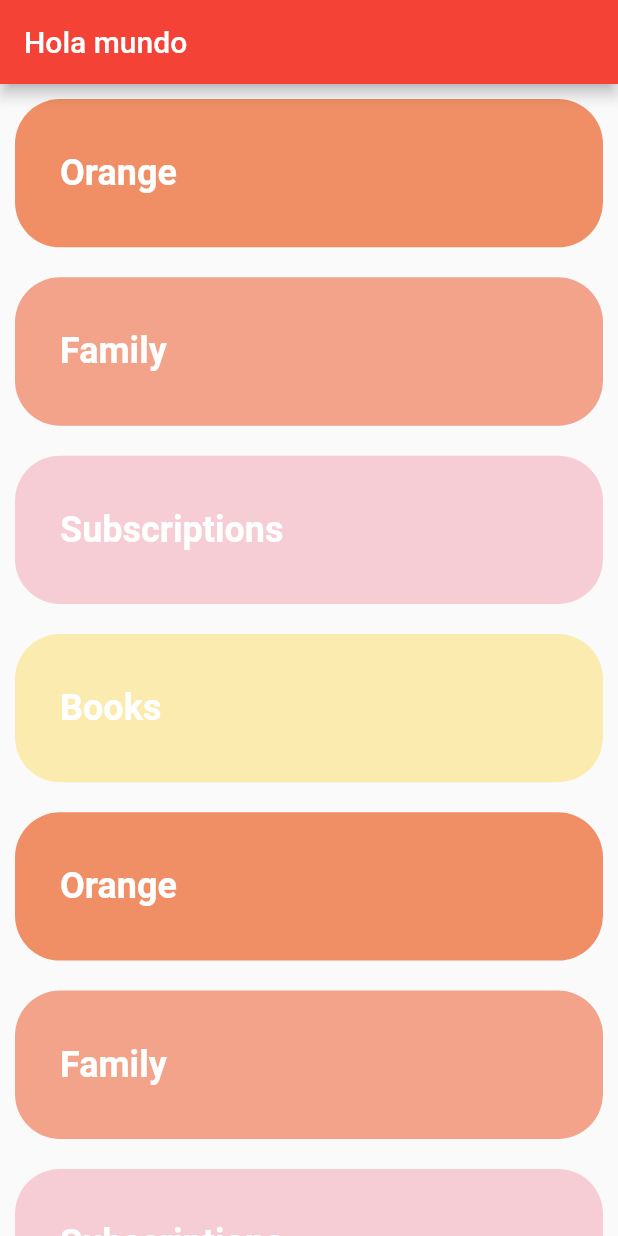
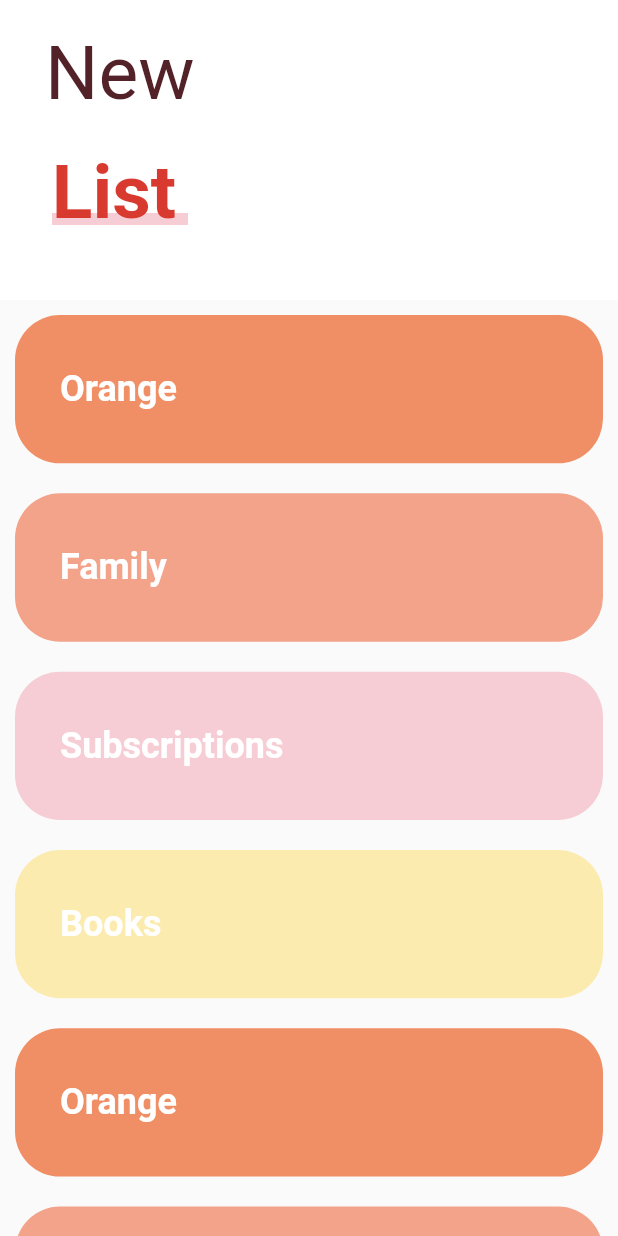
Before and after one commit to CrisMEDev/Flutter-Designs_and_animations, a Flutter app: the screen it shows after launch, on a phone screen of 412 x 824 dp. Run offline on Flutter 3.47's test engine with Material 2 defaults, Android fonts, the phone set to English and light mode, and no system bars; our stand-ins replace animate_do, flutter_svg, font_awesome_flutter.

Commit message:
Se usó la clase SliverPersistentHeaderDelegate para crear un sliver personalizado

```diff
--- a/lib/src/pages/sliver_list.dart
+++ b/lib/src/pages/sliver_list.dart
@@ -22,6 +22,14 @@ class _MainScroll extends StatelessWidget {
     _ListItem( nombreColor: 'Family', color: Color(0xffF2A38A) ),
     _ListItem( nombreColor: 'Subscriptions', color: Color(0xffF7CDD5) ),
     _ListItem( nombreColor: 'Books', color: Color(0xffFCEBAF) ),
+    _ListItem( nombreColor: 'Orange', color: Color(0xffF08F66) ),
+    _ListItem( nombreColor: 'Family', color: Color(0xffF2A38A) ),
+    _ListItem( nombreColor: 'Subscriptions', color: Color(0xffF7CDD5) ),
+    _ListItem( nombreColor: 'Books', color: Color(0xffFCEBAF) ),
+    _ListItem( nombreColor: 'Orange', color: Color(0xffF08F66) ),
+    _ListItem( nombreColor: 'Family', color: Color(0xffF2A38A) ),
+    _ListItem( nombreColor: 'Subscriptions', color: Color(0xffF7CDD5) ),
+    _ListItem( nombreColor: 'Books', color: Color(0xffFCEBAF) ),
   ];
 
   @override
@@ -30,22 +38,68 @@ class _MainScroll extends StatelessWidget {
       physics: BouncingScrollPhysics(),
       slivers: [
 
-        SliverAppBar(
+        // SliverAppBar(
+        //   floating: true,
+        //   forceElevated: true,
+
+        //   title: Text('Hola mundo'),
+        //   backgroundColor: Colors.red,
+        // ),
+
+        SliverPersistentHeader(
           floating: true,
-          forceElevated: true,
-
-          title: Text('Hola mundo'),
-          backgroundColor: Colors.red,
+          delegate: _PersonalSliverCustomHeaderDelegate(
+            maxHeight: 200.0,
+            minHeight: 170.0,
+            child: Container(
+              alignment: Alignment.centerLeft,
+              color: Colors.white,
+              child: _Titulo(),
+            )
+          ),
         ),
 
         SliverList(
           delegate: SliverChildListDelegate([
-            ...items
+            ...items,
+            SizedBox( height: MediaQuery.of(context).size.height * 0.20, )
           ]),
         )
 
       ],
     );
+  }
+}
+
+class _PersonalSliverCustomHeaderDelegate extends SliverPersistentHeaderDelegate {
+
+  final double minHeight, maxHeight;
+  final Widget child;
+
+  _PersonalSliverCustomHeaderDelegate({
+    @required this.minHeight,
+    @required this.maxHeight,
+    @required this.child
+  });
+
+  @override
+  Widget build(BuildContext context, double shrinkOffset, bool overlapsContent) {
+    return SizedBox.expand(
+      child: child,
+    );
+  }
+
+  @override
+  double get maxExtent => ( minHeight > maxHeight ) ? minHeight : maxHeight;
+
+  @override
+  double get minExtent => ( minHeight < maxHeight ) ? minHeight : maxHeight;
+
+  @override
+  bool shouldRebuild(covariant _PersonalSliverCustomHeaderDelegate oldDelegate) {
+    return maxHeight != oldDelegate.maxHeight ||
+           minHeight != oldDelegate.minHeight ||
+           child     != oldDelegate.child;
   }
 }
 
```
